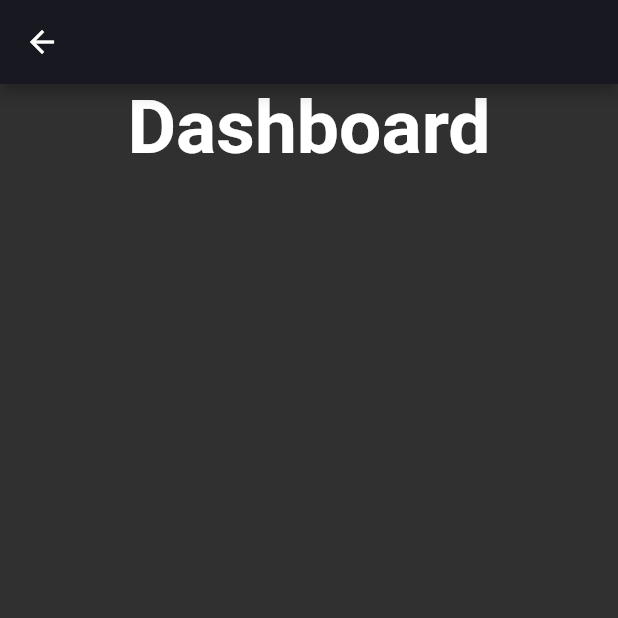
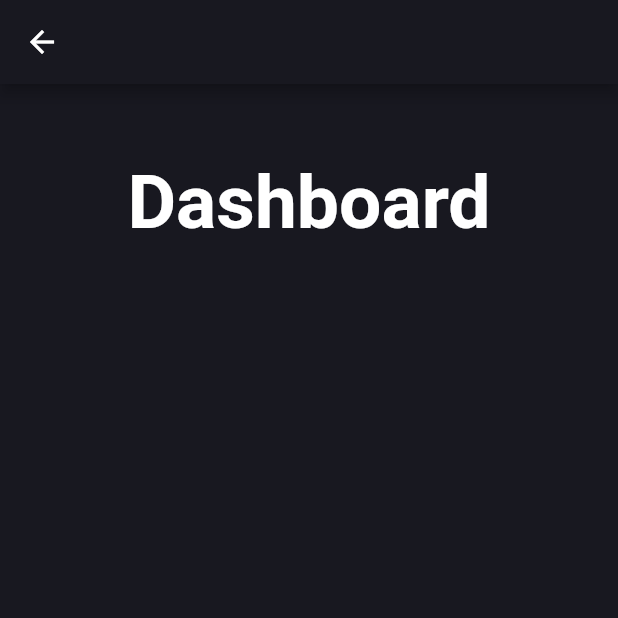
Before and after one commit to InnovaTech-21/Quiz_Attempt2, a Flutter app: the menu screen opened directly, on a phone screen of 412 x 824 dp, the top half of it. Run offline on Flutter 3.47's test engine with Material 2 defaults, Android fonts, the phone set to English and light mode, and no system bars; our stand-ins replace cloud_firestore, email_validator, firebase_auth, firebase_core; accounts and stored records are empty.

Commit message:
changed color of background

```diff
--- a/lib/menu.dart
+++ b/lib/menu.dart
@@ -19,9 +19,11 @@ class menu extends StatelessWidget {
       ),
       backgroundColor: ColourPallete.backgroundColor,
      body: Material(
+       color: ColourPallete.backgroundColor,
       child: Center(
         child: Column(
         children: const <Widget>[
+          SizedBox(height: 50),
           SizedBox(width: 150),
           Text(
           'Dashboard',
```
